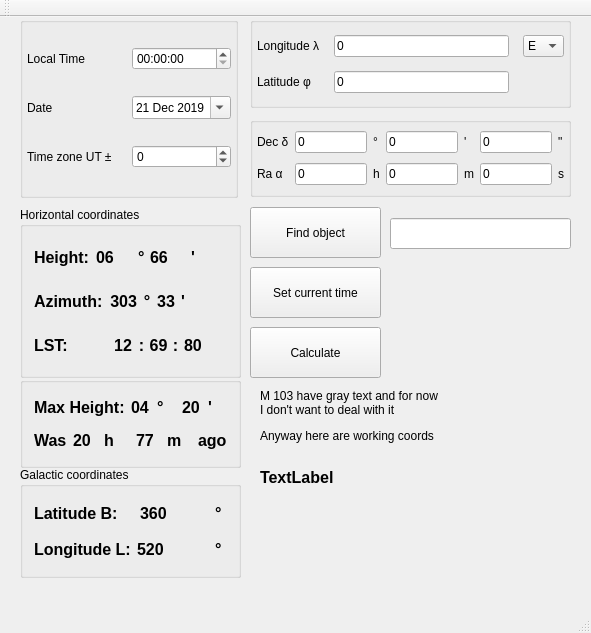
Before: the Qt Designer form GUI/mainwindow.ui in IamNotProgrammer/Star-height, drawn with Qt 5.
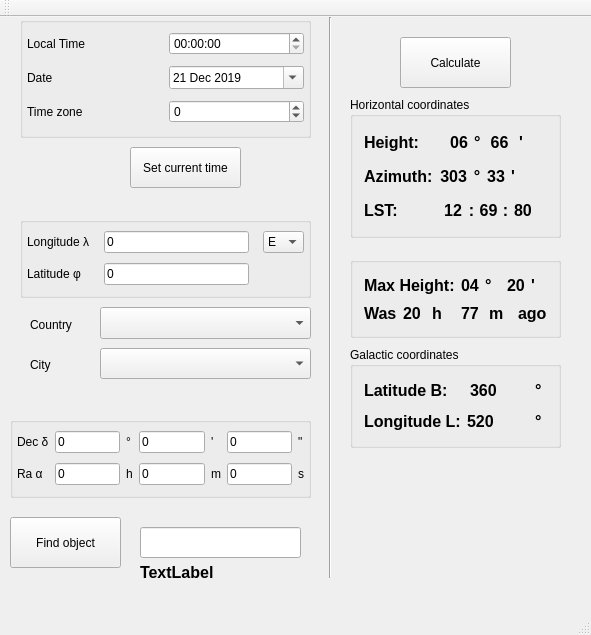
After: the same form once the commit is applied.

```diff
--- a/GUI/mainwindow.ui
+++ b/GUI/mainwindow.ui
@@ -7,7 +7,7 @@
     <x>0</x>
     <y>0</y>
     <width>591</width>
-    <height>633</height>
+    <height>635</height>
    </rect>
   </property>
   <property name="maximumSize">
@@ -25,8 +25,8 @@
      <rect>
       <x>20</x>
       <y>0</y>
-      <width>218</width>
-      <height>181</height>
+      <width>291</width>
+      <height>121</height>
      </rect>
     </property>
     <layout class="QGridLayout" name="gridLayout_2">
@@ -87,7 +87,7 @@
      <item row="3" column="0">
       <widget class="QLabel" name="label_5">
        <property name="text">
-        <string>Time zone UT ±</string>
+        <string>Time zone</string>
        </property>
       </widget>
      </item>
@@ -147,10 +147,10 @@
    <widget class="QGroupBox" name="Observer_Position">
     <property name="geometry">
      <rect>
-      <x>250</x>
-      <y>0</y>
-      <width>321</width>
-      <height>91</height>
+      <x>20</x>
+      <y>200</y>
+      <width>291</width>
+      <height>81</height>
      </rect>
     </property>
     <layout class="QGridLayout" name="gridLayout" columnstretch="0,0,0">
@@ -228,10 +228,10 @@
    <widget class="QGroupBox" name="Star_Position">
     <property name="geometry">
      <rect>
-      <x>250</x>
-      <y>100</y>
-      <width>321</width>
-      <height>80</height>
+      <x>10</x>
+      <y>400</y>
+      <width>301</width>
+      <height>81</height>
      </rect>
     </property>
     <layout class="QGridLayout" name="gridLayout_3">
@@ -368,9 +368,9 @@
    <widget class="QPushButton" name="pushButton">
     <property name="geometry">
      <rect>
-      <x>250</x>
-      <y>310</y>
-      <width>131</width>
+      <x>400</x>
+      <y>20</y>
+      <width>111</width>
       <height>51</height>
      </rect>
     </property>
@@ -381,10 +381,10 @@
    <widget class="QGroupBox" name="Data">
     <property name="geometry">
      <rect>
-      <x>20</x>
-      <y>360</y>
-      <width>221</width>
-      <height>91</height>
+      <x>350</x>
+      <y>240</y>
+      <width>211</width>
+      <height>81</height>
      </rect>
     </property>
     <layout class="QVBoxLayout" name="verticalLayout">
@@ -555,10 +555,10 @@
    <widget class="QGroupBox" name="Horiz_Coordinates">
     <property name="geometry">
      <rect>
-      <x>20</x>
-      <y>190</y>
-      <width>221</width>
-      <height>171</height>
+      <x>350</x>
+      <y>80</y>
+      <width>211</width>
+      <height>141</height>
      </rect>
     </property>
     <property name="title">
@@ -569,6 +569,12 @@
       <layout class="QHBoxLayout" name="horizontalLayout_2">
        <item>
         <widget class="QLabel" name="label_19">
+         <property name="minimumSize">
+          <size>
+           <width>70</width>
+           <height>0</height>
+          </size>
+         </property>
          <property name="font">
           <font>
            <pointsize>12</pointsize>
@@ -593,6 +599,9 @@
          <property name="text">
           <string>06</string>
          </property>
+         <property name="alignment">
+          <set>Qt::AlignRight|Qt::AlignTrailing|Qt::AlignVCenter</set>
+         </property>
         </widget>
        </item>
        <item>
@@ -627,6 +636,9 @@
          <property name="text">
           <string>66</string>
          </property>
+         <property name="alignment">
+          <set>Qt::AlignCenter</set>
+         </property>
         </widget>
        </item>
        <item>
@@ -920,10 +932,10 @@
    <widget class="QGroupBox" name="Gal_coordinates">
     <property name="geometry">
      <rect>
-      <x>20</x>
-      <y>450</y>
-      <width>221</width>
-      <height>111</height>
+      <x>350</x>
+      <y>330</y>
+      <width>211</width>
+      <height>101</height>
      </rect>
     </property>
     <property name="title">
@@ -1045,10 +1057,10 @@
    <widget class="QPushButton" name="pushButton_2">
     <property name="geometry">
      <rect>
-      <x>250</x>
-      <y>250</y>
-      <width>131</width>
-      <height>51</height>
+      <x>130</x>
+      <y>130</y>
+      <width>111</width>
+      <height>41</height>
      </rect>
     </property>
     <property name="text">
@@ -1058,9 +1070,9 @@
    <widget class="QPushButton" name="pushButton_3">
     <property name="geometry">
      <rect>
-      <x>250</x>
-      <y>190</y>
-      <width>131</width>
+      <x>10</x>
+      <y>500</y>
+      <width>111</width>
       <height>51</height>
      </rect>
     </property>
@@ -1071,9 +1083,9 @@
    <widget class="QLineEdit" name="Object_name">
     <property name="geometry">
      <rect>
-      <x>390</x>
-      <y>201</y>
-      <width>181</width>
+      <x>140</x>
+      <y>510</y>
+      <width>161</width>
       <height>31</height>
      </rect>
     </property>
@@ -1081,10 +1093,10 @@
    <widget class="QLabel" name="label_37">
     <property name="geometry">
      <rect>
-      <x>260</x>
-      <y>420</y>
+      <x>140</x>
+      <y>540</y>
       <width>301</width>
-      <height>81</height>
+      <height>31</height>
      </rect>
     </property>
     <property name="font">
@@ -1098,31 +1110,63 @@
      <string>TextLabel</string>
     </property>
    </widget>
+   <widget class="QComboBox" name="comboBox_2">
+    <property name="geometry">
+     <rect>
+      <x>100</x>
+      <y>290</y>
+      <width>211</width>
+      <height>32</height>
+     </rect>
+    </property>
+   </widget>
+   <widget class="QComboBox" name="comboBox_3">
+    <property name="geometry">
+     <rect>
+      <x>100</x>
+      <y>331</y>
+      <width>211</width>
+      <height>31</height>
+     </rect>
+    </property>
+   </widget>
    <widget class="QLabel" name="label_38">
     <property name="geometry">
      <rect>
-      <x>260</x>
-      <y>360</y>
-      <width>231</width>
-      <height>51</height>
+      <x>30</x>
+      <y>297</y>
+      <width>58</width>
+      <height>21</height>
      </rect>
     </property>
     <property name="text">
-     <string>M 103 have gray text and for now 
-I don't want to deal with it</string>
+     <string>Country</string>
     </property>
    </widget>
    <widget class="QLabel" name="label_41">
     <property name="geometry">
      <rect>
-      <x>260</x>
-      <y>410</y>
-      <width>201</width>
-      <height>18</height>
+      <x>30</x>
+      <y>337</y>
+      <width>58</width>
+      <height>21</height>
      </rect>
     </property>
     <property name="text">
-     <string>Anyway here are working coords</string>
+     <string>City</string>
+    </property>
+   </widget>
+   <widget class="Line" name="line">
+    <property name="geometry">
+     <rect>
+      <x>320</x>
+      <y>0</y>
+      <width>20</width>
+      <height>561</height>
+     </rect>
+    </property>
+    <property name="orientation">
+     <enum>Qt::Vertical</enum>
     </property>
    </widget>
   </widget>
```
